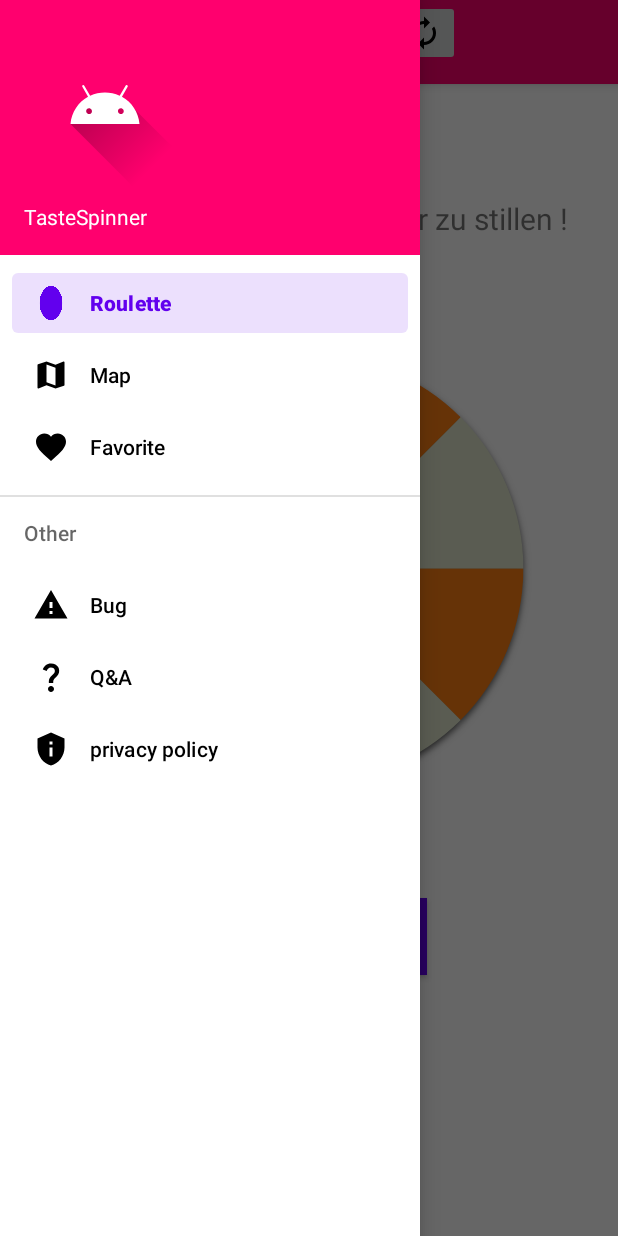
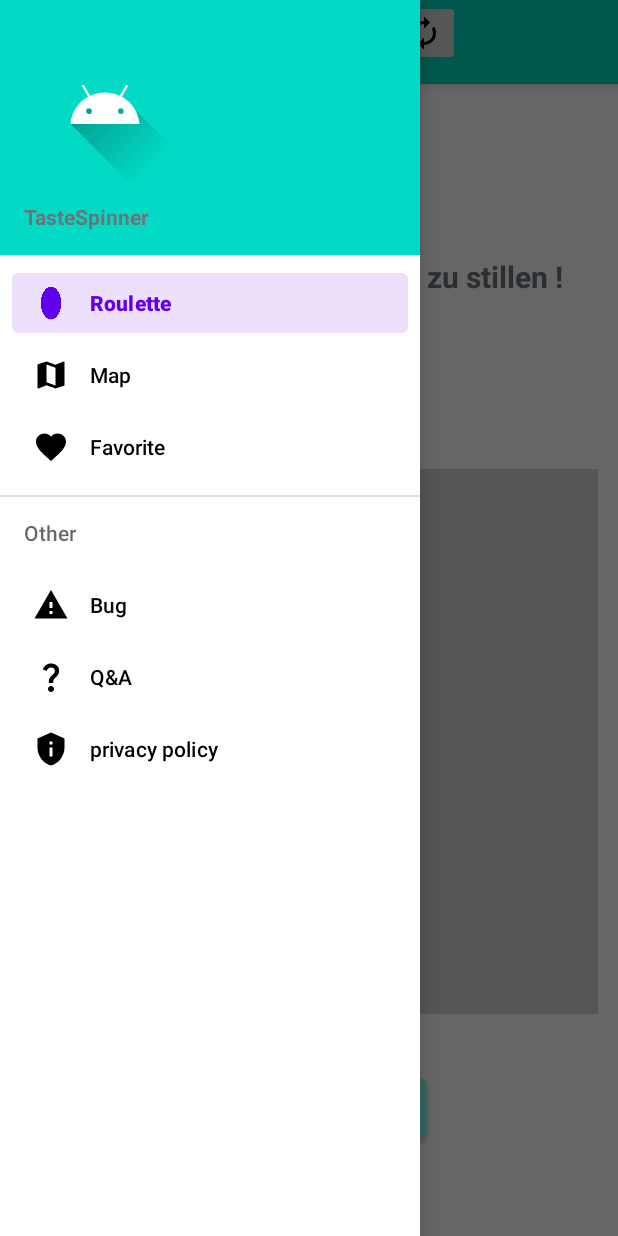
Before and after one commit to chris199512/Restaurant_Roulette, an Android app: the screen it shows after launch (MainActivity), with the side drawer open, on a phone screen of 412 x 824 dp. Run offline under Robolectric (Android 15) with nearby library versions, the phone set to English and light mode, and no system bars.

Commit message:
Stand 22.05.2023

```diff
--- a/app/src/main/res/layout/activity_main.xml
+++ b/app/src/main/res/layout/activity_main.xml
@@ -17,7 +17,7 @@
             android:id="@+id/toolbar"
             android:layout_width="match_parent"
             android:layout_height="?attr/actionBarSize"
-            android:background="@color/pink"
+            android:background="@color/teal_200"
             android:elevation="4dp"
             android:theme="@style/ThemeOverlay.AppCompat.ActionBar" >
 <LinearLayout
@@ -32,10 +32,12 @@
     <TextView
         android:text="Address: "
         android:layout_width="wrap_content"
-        android:layout_height="wrap_content" />
+        android:layout_height="wrap_content"
+        android:textColor="@color/grey"/>
     <TextView
         android:id="@+id/location"
         android:text="no adress"
+        android:textColor="@color/grey"
         android:layout_width="wrap_content"
         android:layout_height="wrap_content"/>
 </LinearLayout>
@@ -53,7 +55,8 @@
         <FrameLayout
             android:id="@+id/fragment_container"
             android:layout_width="match_parent"
-            android:layout_height="match_parent" />
+            android:layout_height="match_parent"
+            android:background="@color/white"/>
 
     </LinearLayout>
 
--- a/app/src/main/res/layout/nav_header.xml
+++ b/app/src/main/res/layout/nav_header.xml
@@ -3,7 +3,7 @@
     xmlns:tools="http://schemas.android.com/tools"
     android:layout_width="match_parent"
     android:layout_height="170dp"
-    android:background="@color/pink"
+    android:background="@color/teal_200"
     android:gravity="bottom"
     android:padding="16dp"
     android:theme="@style/ThemeOverlay.AppCompat.Dark"
@@ -12,7 +12,7 @@
     <ImageView
         android:layout_width="wrap_content"
         android:layout_height="wrap_content"
-        android:src="@drawable/ic_launcher_foreground"/>
+        android:src="@drawable/ic_launcher_foreground" />
 
     <TextView
         android:id="@+id/nav_header_text"
@@ -20,6 +20,8 @@
         android:layout_height="wrap_content"
         android:paddingTop="8dp"
         android:text="@string/app_name"
+        android:textStyle="bold"
+        android:textColor="@color/grey"
         android:textAppearance="@style/TextAppearance.AppCompat.Body1"/>
 
 
--- a/app/src/main/res/values-night/themes.xml
+++ b/app/src/main/res/values-night/themes.xml
@@ -2,13 +2,15 @@
     <!-- Base application theme. -->
     <style name="Theme.RestaurantRoulette" parent="Theme.MaterialComponents.DayNight.DarkActionBar">
         <!-- Primary brand color. -->
-        <item name="colorPrimary">@color/purple_200</item>
-        <item name="colorPrimaryVariant">@color/beigeb</item>
-        <item name="colorOnPrimary">@color/black</item>
+        <item name="colorPrimary">@color/teal_200</item>
+        <item name="colorPrimaryVariant">@color/teal_200</item>
+        <item name="colorOnPrimary">@color/grey</item>
+        <!-- Backgroundcolor. -->
+        <item name="android:windowBackground">@color/black</item>
         <!-- Secondary brand color. -->
         <item name="colorSecondary">@color/teal_200</item>
         <item name="colorSecondaryVariant">@color/teal_200</item>
-        <item name="colorOnSecondary">@color/black</item>
+        <item name="colorOnSecondary">@color/grey</item>
         <!-- Status bar color. -->
         <item name="android:statusBarColor">?attr/colorPrimaryVariant</item>
         <!-- Customize your theme here. -->
--- a/app/src/main/res/values/colors.xml
+++ b/app/src/main/res/values/colors.xml
@@ -6,6 +6,7 @@
     <color name="teal_200">#FF03DAC5</color>
     <color name="teal_700">#FF018786</color>
     <color name="black">#FF000000</color>
+    <color name="blacktwo">#333533</color>
     <color name="white">#FFFFFFFF</color>
     <color name="beige">#E2E8CE</color>
     <color name="red">#FF1B1C</color>
@@ -15,4 +16,6 @@
     <color name="beigeb">#D8DAD3</color>
     <color name="pink">#FF006E</color>
     <color name="yellow">#FDCA40</color>
+    <color name="grey">#6c757d</color>
+    <color name="mintblue">#89FFEE</color>
 </resources>
--- a/app/src/main/res/values/themes.xml
+++ b/app/src/main/res/values/themes.xml
@@ -4,15 +4,15 @@
     <style name="Theme.RestaurantRoulette" parent="Theme.MaterialComponents.DayNight.DarkActionBar">
         <!-- Primary brand color. -->
 
-        <item name="colorPrimary"> @color/beige</item>
-        <item name="colorPrimaryVariant">@color/yellow</item>
-        <item name="colorOnPrimary">@color/black</item>
+        <item name="colorPrimary"> @color/teal_200</item>
+        <item name="colorPrimaryVariant">@color/teal_200</item>
+        <item name="colorOnPrimary">@color/grey</item>
         <!-- Backgroundcolor. -->
         <item name="android:windowBackground">@color/white</item>
 
         <item name="colorSecondary">@color/teal_700</item>
         <item name="colorSecondaryVariant">@color/teal_700</item>
-        <item name="colorOnSecondary">@color/black</item>
+        <item name="colorOnSecondary">@color/grey</item>
         <!-- Status bar color. -->
         <item name="android:statusBarColor">?attr/colorPrimaryVariant</item>
         <!-- Customize your theme here. -->
@@ -25,4 +25,5 @@
     </style>
 
 
+
 </resources>
```
Also changed, not shown: app/src/main/java/com/smarthomebear/restaurantroulette/RouletteFragment.java (+26 -25 lines), app/src/main/res/layout/dialog_preferences.xml (deleted, +0 -91 lines), app/src/main/res/layout/fragment_preferences.xml (added, +191 -0 lines), app/src/main/res/layout/fragment_roulette.xml (+39 -20 lines), app/src/main/res/drawable/arrow.png (deleted), app/src/main/res/drawable/bild1.png (deleted), app/src/main/res/drawable/kreis.png (deleted), app/src/main/res/drawable/kreis1.png (deleted), app/src/main/res/drawable/pfeil.png (deleted), app/src/main/res/drawable/roulette.png.
